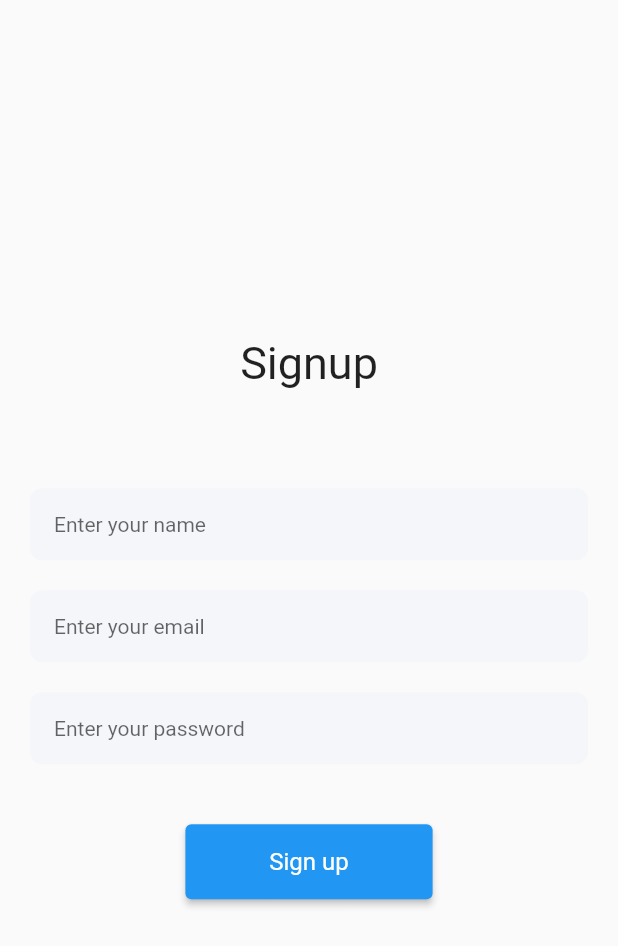
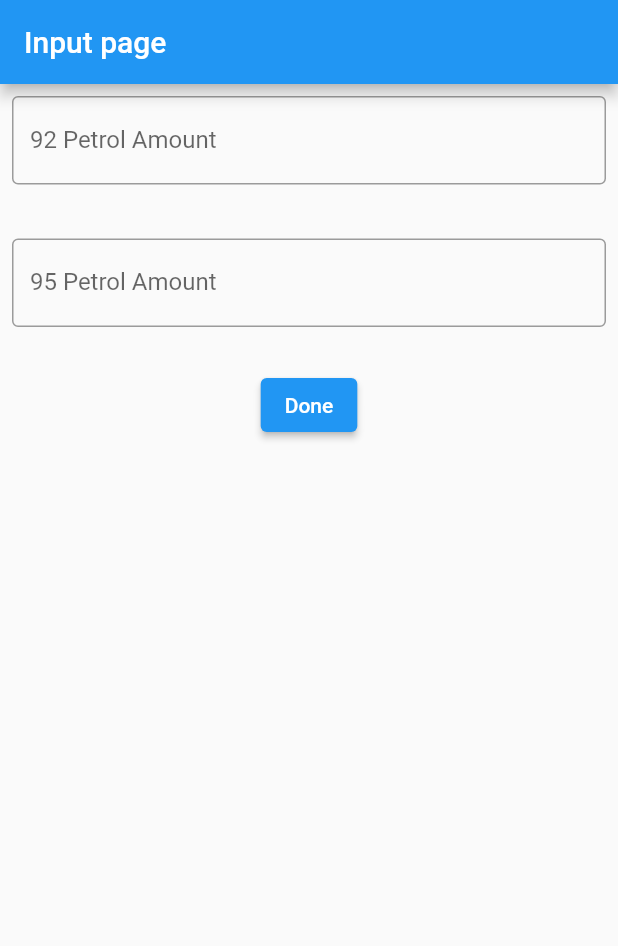
Before and after one commit to Fuel-Station/new-fontend, a Flutter app: the screen it shows after launch, on a phone screen of 412 x 824 dp. Shown: the top 946 px of the screen. Run offline on Flutter 3.47's test engine with Material 2 defaults, Android fonts, the phone set to English and light mode, and no system bars; our stand-ins replace shared_preferences.

Commit message:
create edit start fuel input page

```diff
--- a/lib/main.dart
+++ b/lib/main.dart
@@ -1,6 +1,8 @@
 import 'package:flutter/material.dart';
 import 'package:fuel_app/providers/user_providers.dart';
 import 'package:fuel_app/routes/route.dart';
+import 'package:fuel_app/screens/form/form.dart';
+import 'package:fuel_app/screens/fuelAddPages/inputFuel.dart';
 import 'package:fuel_app/screens/signup_screens.dart';
 // import 'package:fuel_app/screens/signup_screens.dart';
 import 'package:fuel_app/screens/splashScreen.dart';
@@ -26,7 +28,7 @@
   Widget build(BuildContext context) {
     return MaterialApp(
       debugShowMaterialGrid: false,
-      home: SignupScreen(),
+      home: InputFuel(),
       // initialRoute: SignupScreen.routeName,
       // initialRoute: splashScreen.routeName,
       // routes: routes,
--- /dev/null
+++ b/lib/screens/fuelAddPages/inputFuel.dart
@@ -0,0 +1,52 @@
+import 'package:flutter/material.dart';
+import 'package:fuel_app/screens/fuelAddPages/fuelshowPage.dart';
+
+class InputFuel extends StatefulWidget {
+  const InputFuel({super.key});
+
+  @override
+  State<InputFuel> createState() => _InputFuelState();
+}
+
+class _InputFuelState extends State<InputFuel> {
+  TextEditingController _normalPetroal = new TextEditingController();
+  TextEditingController _superPetroal = new TextEditingController();
+  @override
+  Widget build(BuildContext context) {
+    return Scaffold(
+      appBar: AppBar(
+        title: Text("Input page"),
+      ),
+      body: Column(
+        children: [
+          Padding(
+            padding: const EdgeInsets.all(8.0),
+            child: TextField(
+              controller: _normalPetroal,
+              decoration: InputDecoration(
+                  border: OutlineInputBorder(), labelText: '92 Petrol Amount'),
+            ),
+          ),
+          SizedBox(height: 20),
+          Padding(
+            padding: const EdgeInsets.all(8.0),
+            child: TextField(
+              controller: _superPetroal,
+              decoration: InputDecoration(
+                  border: OutlineInputBorder(), labelText: '95 Petrol Amount'),
+            ),
+          ),
+          SizedBox(height: 20),
+          ElevatedButton(
+              onPressed: () {
+                Navigator.of(context).push(MaterialPageRoute(
+                    builder: (context) => FuelShowPage(
+                        normalPetroal: _normalPetroal.text,
+                        superPetroal: _superPetroal.text)));
+              },
+              child: Text("Done"))
+        ],
+      ),
+    );
+  }
+}
```
Also changed, not shown: lib/screens/form/form.dart (added, +104 -0 lines), lib/screens/form/form_detail.dart (added, +41 -0 lines), lib/screens/fuelAddPages/fuelshowPage.dart (added, +18 -0 lines).
